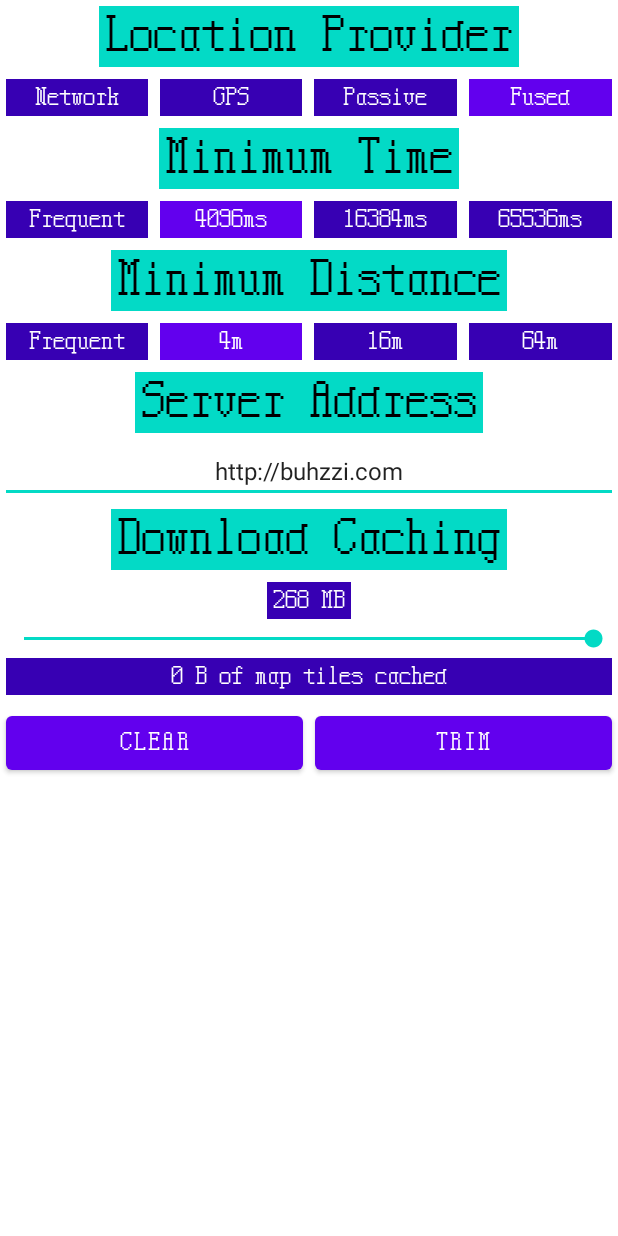
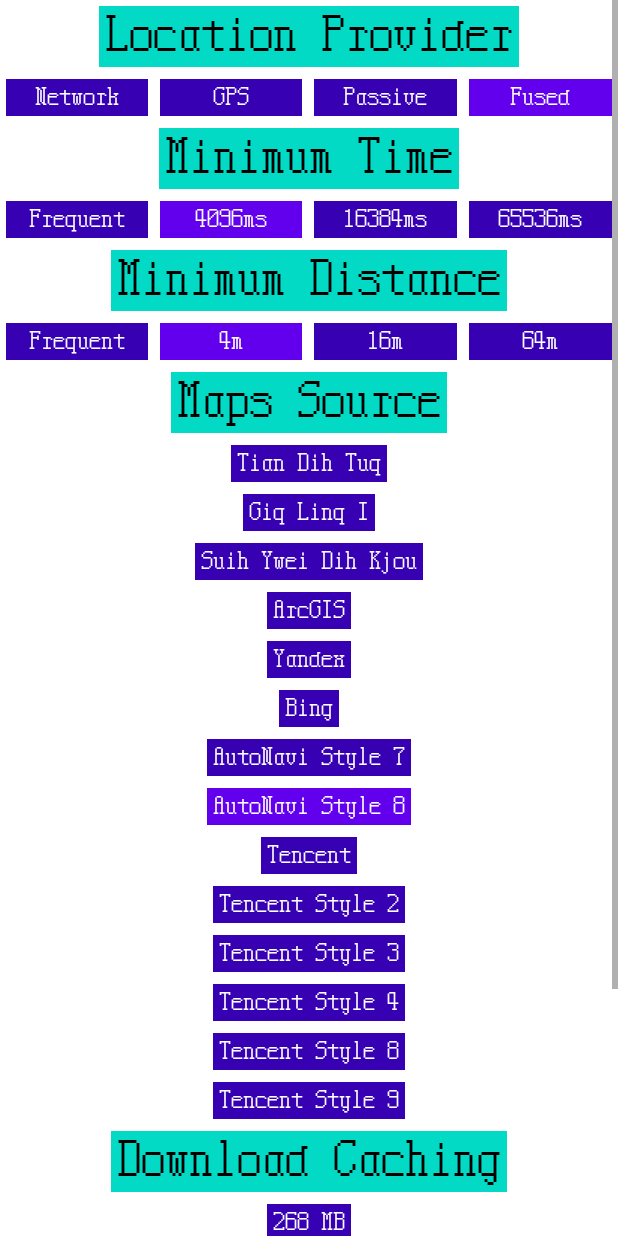
Before and after one commit to sseu-buhzzi/Wuej0, an Android app: the screen it shows after launch (SettingActivity), after a tap on "SETTING", on a phone screen of 412 x 824 dp. Run offline under Robolectric (Android 15) with nearby library versions, the phone set to English and light mode, and no system bars; network calls fail.

Commit message:
_240904_122959
Now different maps sources are supported.

```diff
--- a/app/build.gradle.kts
+++ b/app/build.gradle.kts
@@ -11,8 +11,8 @@ android {
 		applicationId = "com.buhzzi.wuej_0"
 		minSdk = 28
 		targetSdk = 34
-		versionCode = 1
-		versionName = "1.0"
+		versionCode = 2
+		versionName = "0.240902"
 
 		testInstrumentationRunner = "androidx.test.runner.AndroidJUnitRunner"
 	}
@@ -40,4 +40,5 @@ dependencies {
 	testImplementation("junit:junit:4.13.2")
 	androidTestImplementation("androidx.test.ext:junit:1.2.1")
 	androidTestImplementation("androidx.test.espresso:espresso-core:3.6.1")
+	implementation(kotlin("script-runtime"))
 }
--- a/app/src/main/java/com/buhzzi/wuej_0/SettingActivity.kt
+++ b/app/src/main/java/com/buhzzi/wuej_0/SettingActivity.kt
@@ -19,6 +19,7 @@ import com.buhzzi.wuej_0.kit.DownloadCaching
 import com.buhzzi.wuej_0.kit.FontConstants
 import com.buhzzi.wuej_0.kit.MetricsRelative
 import com.buhzzi.wuej_0.kit.StackedActivity
+import com.buhzzi.wuej_0.kit.WuejMapsSource
 
 class SettingActivity : StackedActivity() {
 	companion object {
@@ -46,9 +47,26 @@ class SettingActivity : StackedActivity() {
 			16F to topActivity.getString(R.string.setting_min_distance_2),
 			64F to topActivity.getString(R.string.setting_min_distance_3)
 		)
+		var mapsSource: WuejMapsSource = WuejMapsSource.srcAutoNaviStyle_8
+		val mapsSourceNames = mapOf(
+			WuejMapsSource.srcTianDihTuq to topActivity.getString(R.string.setting_maps_source_tian_dih_tuq),
+			WuejMapsSource.srcGiqLinqI to topActivity.getString(R.string.setting_maps_source_giq_linq_i),
+			WuejMapsSource.srcSuihYweiDihKjou to topActivity.getString(R.string.setting_maps_source_suih_ywei_dih_kjou),
+			WuejMapsSource.srcArcGIS to topActivity.getString(R.string.setting_maps_source_arc_gis),
+			WuejMapsSource.srcYandex to topActivity.getString(R.string.setting_maps_source_yandex),
+			WuejMapsSource.srcBing to topActivity.getString(R.string.setting_maps_source_bing),
+			WuejMapsSource.srcAutoNaviStyle_7 to topActivity.getString(R.string.setting_maps_source_auto_navi_style_7),
+			WuejMapsSource.srcAutoNaviStyle_8 to topActivity.getString(R.string.setting_maps_source_auto_navi_style_8),
+			WuejMapsSource.srcTencent to topActivity.getString(R.string.setting_maps_source_tencent),
+			WuejMapsSource.srcTencentStyleid_2 to topActivity.getString(R.string.setting_maps_source_tencent_styleid_2),
+			WuejMapsSource.srcTencentStyleid_3 to topActivity.getString(R.string.setting_maps_source_tencent_styleid_3),
+			WuejMapsSource.srcTencentStyleid_4 to topActivity.getString(R.string.setting_maps_source_tencent_styleid_4),
+			WuejMapsSource.srcTencentStyleid_8 to topActivity.getString(R.string.setting_maps_source_tencent_styleid_8),
+			WuejMapsSource.srcTencentStyleid_9 to topActivity.getString(R.string.setting_maps_source_tencent_styleid_9)
+		)
+		var downloadCaching = 0x10000000 // 256 MiB
+			private set
 		var serverAddr = topActivity.getString(R.string.setting_server_addr_default)
-			private set
-		var downloadCaching = 0x10000000 // 256 MiB
 			private set
 	}
 	override fun onCreate(savedInstanceState: Bundle?) {
@@ -59,8 +77,9 @@ class SettingActivity : StackedActivity() {
 		initProvider()
 		initMinTime()
 		initMinDistance()
+		initMapsSource()
+		initDownloadCaching()
 		initServerAddr()
-		initDownloadCaching()
 	}
 	private fun <ItemT> shadeButtons(shadedButtons: Map<ItemT, View>, selected: ItemT) = shadedButtons.forEach { (item, view) ->
 		view.setBackgroundColor(getColor(if (item == selected)
@@ -141,10 +160,29 @@ class SettingActivity : StackedActivity() {
 		}}
 		shadeButtons(shadedButtons, minDistance)
 	}
-	private fun initServerAddr() {
-		findViewById<EditText>(R.id.serverAddrEditText).addTextChangedListener { text ->
-			serverAddr = text.toString()
-		}
+	private fun initMapsSource() {
+		val mapsSourceLay = findViewById<LinearLayout>(R.id.mapsSourceLinearLayout)
+		val px4dp = MetricsRelative.dpToPx(4F)
+		lateinit var shadedButtons: Map<WuejMapsSource, View>
+		shadedButtons = mapsSourceNames.mapValues { (someMapsSource, someName) -> TextView(this).apply {
+			layoutParams = LinearLayout.LayoutParams(
+				ViewGroup.LayoutParams.WRAP_CONTENT, 0, 1F
+			).apply {
+				setMargins(px4dp)
+			}
+			setPadding(px4dp)
+			gravity = Gravity.CENTER
+			text = someName
+			setTextColor(getColor(com.google.android.material.R.color.design_default_color_on_primary))
+			typeface = FontConstants.xeuTf
+			textSize = 16F
+			setOnClickListener {
+				mapsSource = someMapsSource
+				shadeButtons(shadedButtons, someMapsSource)
+			}
+			mapsSourceLay.addView(this)
+		} }
+		shadeButtons(shadedButtons, mapsSource)
 	}
 	private fun initDownloadCaching() {
 		val downloadCachingTxt = findViewById<TextView>(R.id.downloadCachingTextView)
@@ -169,4 +207,9 @@ class SettingActivity : StackedActivity() {
 		downloadCachingSeekBar.progress = downloadCaching
 		downloadCachingTxt.text = Formatter.formatFileSize(this, downloadCaching.toLong())
 	}
+	private fun initServerAddr() {
+		findViewById<EditText>(R.id.serverAddrEditText).addTextChangedListener { text ->
+			serverAddr = text.toString()
+		}
+	}
 }
--- a/app/src/main/res/layout/setting_activity.xml
+++ b/app/src/main/res/layout/setting_activity.xml
@@ -74,20 +74,17 @@
 				android:layout_margin="4dp"
 				android:padding="4dp"
 				android:background="@color/design_default_color_secondary"
-				android:text="@string/setting_server_addr"
+				android:text="@string/setting_maps_source"
 				android:textColor="@color/design_default_color_on_secondary"
 				android:fontFamily="@font/xeufont_ascii"
 				android:textSize="32sp"
 			/>
-			<EditText
-				android:id="@+id/serverAddrEditText"
+			<LinearLayout
+				android:id="@+id/mapsSourceLinearLayout"
 				android:layout_width="match_parent"
 				android:layout_height="wrap_content"
+				android:orientation="vertical"
 				android:gravity="center"
-				android:text="@string/setting_server_addr_default"
-				android:textSize="16sp"
-				android:inputType="text"
-				android:importantForAutofill="no"
 			/>
 			<TextView
 				android:layout_width="wrap_content"
@@ -158,6 +155,27 @@
 					android:textSize="16sp"
 				/>
 			</LinearLayout>
+			<TextView
+				android:layout_width="wrap_content"
+				android:layout_height="wrap_content"
+				android:layout_margin="4dp"
+				android:padding="4dp"
+				android:background="@color/design_default_color_secondary"
+				android:text="@string/setting_server_addr"
+				android:textColor="@color/design_default_color_on_secondary"
+				android:fontFamily="@font/xeufont_ascii"
+				android:textSize="32sp"
+			/>
+			<EditText
+				android:id="@+id/serverAddrEditText"
+				android:layout_width="match_parent"
+				android:layout_height="wrap_content"
+				android:gravity="center"
+				android:text="@string/setting_server_addr_default"
+				android:textSize="16sp"
+				android:inputType="text"
+				android:importantForAutofill="no"
+			/>
 		</LinearLayout>
 	</ScrollView>
 </RelativeLayout>
--- a/app/src/main/res/values/strings.xml
+++ b/app/src/main/res/values/strings.xml
@@ -21,10 +21,25 @@
 	<string name="setting_min_distance_1">4m</string>
 	<string name="setting_min_distance_2">16m</string>
 	<string name="setting_min_distance_3">64m</string>
-	<string name="setting_server_addr">Server Address</string>
-	<string name="setting_server_addr_default" translatable="false">http://buhzzi.com</string>
+	<string name="setting_maps_source">Maps Source</string>
+	<string name="setting_maps_source_tian_dih_tuq">Tian Dih Tuq</string>
+	<string name="setting_maps_source_giq_linq_i">Giq Linq I</string>
+	<string name="setting_maps_source_suih_ywei_dih_kjou">Suih Ywei Dih Kjou</string>
+	<string name="setting_maps_source_arc_gis">ArcGIS</string>
+	<string name="setting_maps_source_yandex">Yandex</string>
+	<string name="setting_maps_source_bing">Bing</string>
+	<string name="setting_maps_source_auto_navi_style_7">AutoNavi Style 7</string>
+	<string name="setting_maps_source_auto_navi_style_8">AutoNavi Style 8</string>
+	<string name="setting_maps_source_tencent">Tencent</string>
+	<string name="setting_maps_source_tencent_styleid_2">Tencent Style 2</string>
+	<string name="setting_maps_source_tencent_styleid_3">Tencent Style 3</string>
+	<string name="setting_maps_source_tencent_styleid_4">Tencent Style 4</string>
+	<string name="setting_maps_source_tencent_styleid_8">Tencent Style 8</string>
+	<string name="setting_maps_source_tencent_styleid_9">Tencent Style 9</string>
 	<string name="setting_download_caching">Download Caching</string>
 	<string name="setting_download_cached">%s of map tiles cached</string>
 	<string name="setting_download_caching_clear">Clear</string>
 	<string name="setting_download_caching_trim">Trim</string>
+	<string name="setting_server_addr">Server Address</string>
+	<string name="setting_server_addr_default" translatable="false">http://buhzzi.com</string>
 </resources>
```
Also changed, not shown: app/src/main/java/com/buhzzi/wuej_0/kit/RequestHelper.java (+0 -17 lines), app/src/main/java/com/buhzzi/wuej_0/kit/SocketRequestHelper.kt (+17 -0 lines), app/src/main/java/com/buhzzi/wuej_0/kit/WuejMapsSource.kt (added, +165 -0 lines), app/src/main/java/com/buhzzi/wuej_0/kit/WuejMapsView.java (+6 -16 lines), 10 other files.
